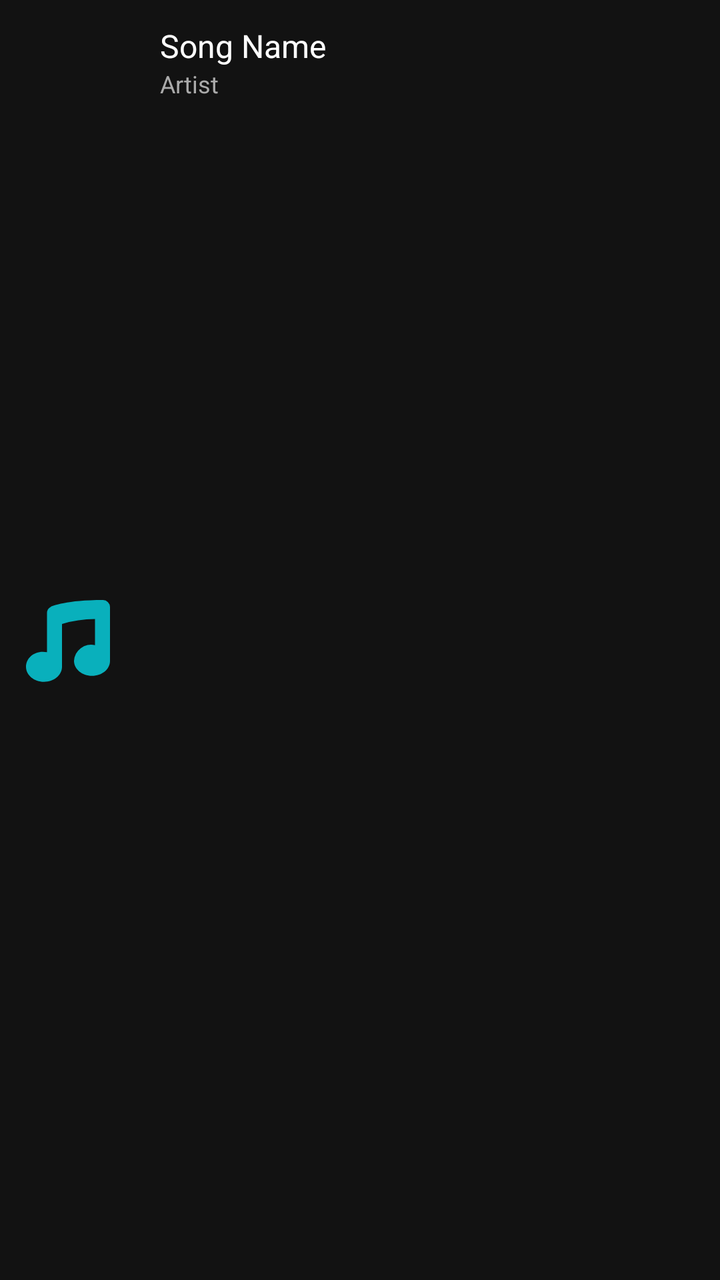
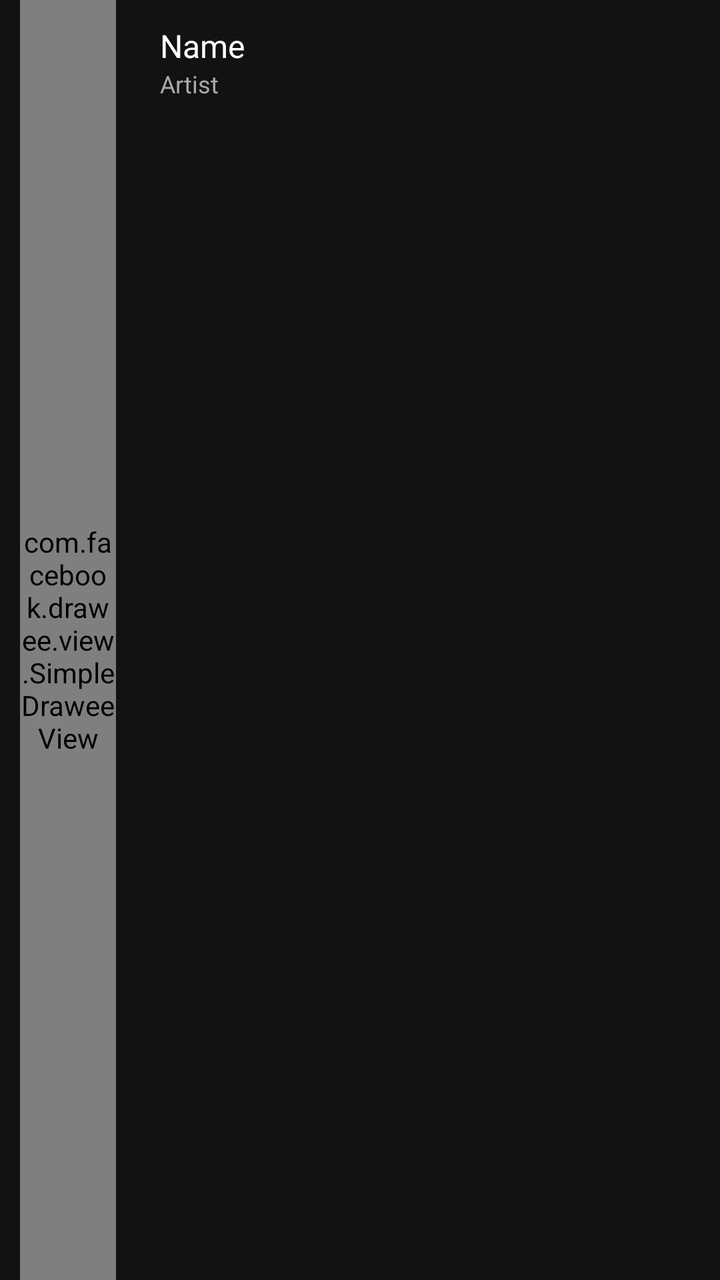

Compare the two renders of this Android layout. The source of the first and the diff that turns it into the second are given below.
<!-- AndroidManifest.xml: application theme AppTheme.Light.NoActionBar -->
<!-- res/layout/item_song.xml -->
<?xml version="1.0" encoding="utf-8"?>
<LinearLayout
    xmlns:android="http://schemas.android.com/apk/res/android"
    android:layout_width="match_parent"
    android:layout_height="wrap_content"
    android:background="#121212">
    <ImageView
        android:id="@+id/imgCover"
        android:layout_width="48dp"
        android:layout_height="match_parent"
        android:src="@drawable/icon_song"
        android:scaleType="fitCenter"
        android:layout_marginLeft="10dp"
        android:layout_marginRight="10dp"
        />
    <LinearLayout
        xmlns:android="http://schemas.android.com/apk/res/android"
        android:orientation="vertical"
        android:padding="12dp"
        android:layout_width="match_parent"
        android:layout_height="wrap_content">

        <TextView
            android:id="@+id/tvTitle"
            android:textColor="#FFFFFF"
            android:textSize="16sp"
            android:text="Song Name"
            android:layout_width="wrap_content"
            android:layout_height="wrap_content"/>

        <TextView
            android:id="@+id/tvArtist"
            android:textColor="#AAAAAA"
            android:textSize="12sp"
            android:text="Artist"
            android:layout_width="wrap_content"
            android:layout_height="wrap_content"/>
    </LinearLayout>
</LinearLayout>
<!-- resources referenced by this layout -->
<resources>
  <color name="background_light">#ffffffff</color>
  <color name="action_mode_color">#ff555555</color>
  <style name="customTabPageIndicator" parent="@style/Widget.TabPageIndicator">
          <item name="android:textSize">18.0sp</item>
          <item name="android:textColor">@color/text_title_over_light</item>
          <item name="android:gravity">center</item>
          <item name="android:fadingEdge">horizontal</item>
          <item name="android:fadingEdgeLength">8.0dip</item>
          <item name="android:showDividers">middle</item>
          <item name="android:dividerPadding">10.0dip</item>
      </style>
  <style name="DropDownListView.Dsaudio_light" parent="@style/Widget.AppCompat.Light.ListView.DropDown">
          <item name="android:listSelector">@drawable/selectable_background_dsaudio_light</item>
      </style>
  <style name="DropDownNav.Dsaudio_light" parent="@style/Widget.AppCompat.Light.Spinner.DropDown.ActionBar">
          <item name="android:background">@drawable/spinner_background_ab_dsaudio_light</item>
          <item name="android:dropDownSelector">@drawable/selectable_background_dsaudio_light</item>
          <item name="android:popupBackground">@drawable/menu_dropdown_panel_dsaudio_light</item>
      </style>
  <style name="ActionBarTabStyle.Dsaudio_light" parent="@style/Widget.AppCompat.Light.ActionBar.TabView">
          <item name="android:background">@drawable/tab_indicator_ab_dsaudio_light</item>
      </style>
  <style name="PopupMenu.Dsaudio_light" parent="@style/Widget.AppCompat.Light.PopupMenu">
          <item name="android:popupBackground">@drawable/menu_dropdown_panel_dsaudio_light</item>
      </style>
  <color name="colorPrimary">#ff0ac3a0</color>
  <color name="text_title_over_light">#ff393c3d</color>
  <!-- drawable selectable_background_dsaudio_light (drawable) -->
  <?xml version="1.0" encoding="utf-8"?>
  <selector xmlns:android="http://schemas.android.com/apk/res/android" android:exitFadeDuration="@android:integer/config_mediumAnimTime">
      <item android:drawable="@drawable/list_focused_dsaudio_light" android:state_focused="true" android:state_pressed="false" />
      <item android:drawable="@drawable/list_pressed_dsaudio_light" android:state_pressed="true" />
      <item android:drawable="@android:color/transparent" />
  </selector>
  <style name="ProgressBar.Dsaudio_light" parent="@style/Widget.AppCompat.ProgressBar.Horizontal">
          <item name="android:progressDrawable">@drawable/progress_horizontal_dsaudio_light</item>
      </style>
  <color name="bg_header1">#ffffffff</color>
  <!-- drawable spinner_background_ab_dsaudio_light (drawable) -->
  <?xml version="1.0" encoding="utf-8"?>
  <selector xmlns:android="http://schemas.android.com/apk/res/android">
      <item android:drawable="@drawable/spinner_ab_disabled_dsaudio_light" android:state_enabled="false" />
      <item android:drawable="@drawable/spinner_ab_pressed_dsaudio_light" android:state_pressed="true" />
      <item android:drawable="@drawable/spinner_ab_focused_dsaudio_light" android:state_focused="true" android:state_pressed="false" />
      <item android:drawable="@drawable/spinner_ab_default_dsaudio_light" />
  </selector>
  <style name="Widget" />
  <style name="TextAppearance.TabPageIndicator" parent="@style/Widget">
          <item name="android:textStyle">bold</item>
          <item name="android:textColor">@color/vpi__dark_theme</item>
      </style>
  <color name="vpi__dark_theme">#ff0ac3a0</color>
  <!-- unchanged entries left out for length: 36 -->
</resources>

<!-- the commit's change to res/layout/item_song.xml (unified diff, before → after) -->
@@ -3,18 +3,18 @@
     xmlns:android="http://schemas.android.com/apk/res/android"
     android:layout_width="match_parent"
     android:layout_height="wrap_content"
+    xmlns:fresco="http://schemas.android.com/apk/res-auto"
     android:background="#121212">
-    <ImageView
+    <com.facebook.drawee.view.SimpleDraweeView
         android:id="@+id/imgCover"
         android:layout_width="48dp"
         android:layout_height="match_parent"
-        android:src="@drawable/icon_song"
-        android:scaleType="fitCenter"
+        fresco:placeholderImage="@drawable/icon_song"
+        fresco:placeholderImageScaleType="fitCenter"
         android:layout_marginLeft="10dp"
         android:layout_marginRight="10dp"
         />
     <LinearLayout
-        xmlns:android="http://schemas.android.com/apk/res/android"
         android:orientation="vertical"
         android:padding="12dp"
         android:layout_width="match_parent"
@@ -24,7 +24,7 @@
             android:id="@+id/tvTitle"
             android:textColor="#FFFFFF"
             android:textSize="16sp"
-            android:text="Song Name"
+            android:text="@string/name"
             android:layout_width="wrap_content"
             android:layout_height="wrap_content"/>
 
@@ -32,7 +32,7 @@
             android:id="@+id/tvArtist"
             android:textColor="#AAAAAA"
             android:textSize="12sp"
-            android:text="Artist"
+            android:text="@string/artist"
             android:layout_width="wrap_content"
             android:layout_height="wrap_content"/>
     </LinearLayout>
<!-- resource entries referenced after the edit -->
@@ -1,5 +1,7 @@
 <!-- resources referenced by this layout -->
 <resources>
+  <string name="artist">Artist</string>
+  <string name="name">Name</string>
   <color name="background_light">#ffffffff</color>
   <color name="action_mode_color">#ff555555</color>
   <style name="customTabPageIndicator" parent="@style/Widget.TabPageIndicator">
